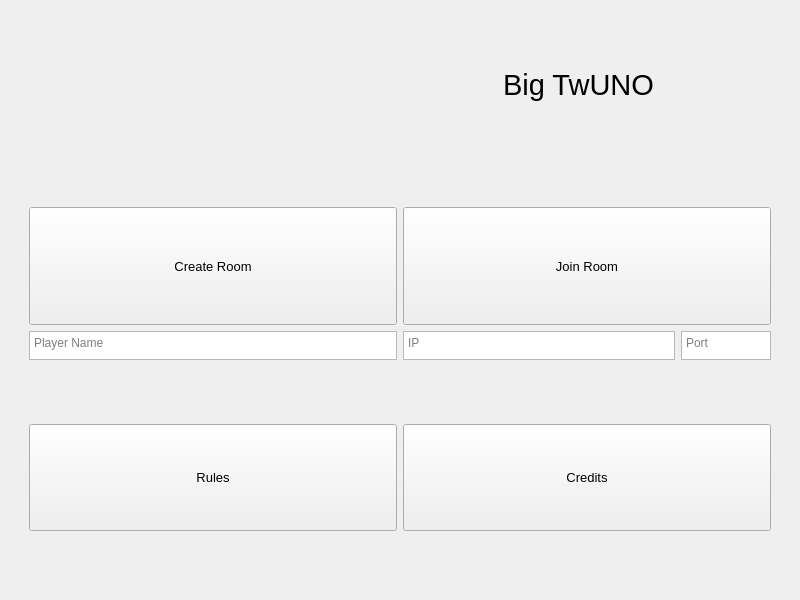
HarrisL2/QtBigTwo, file GraphicsScene/startingwindow.ui: the form before one commit.
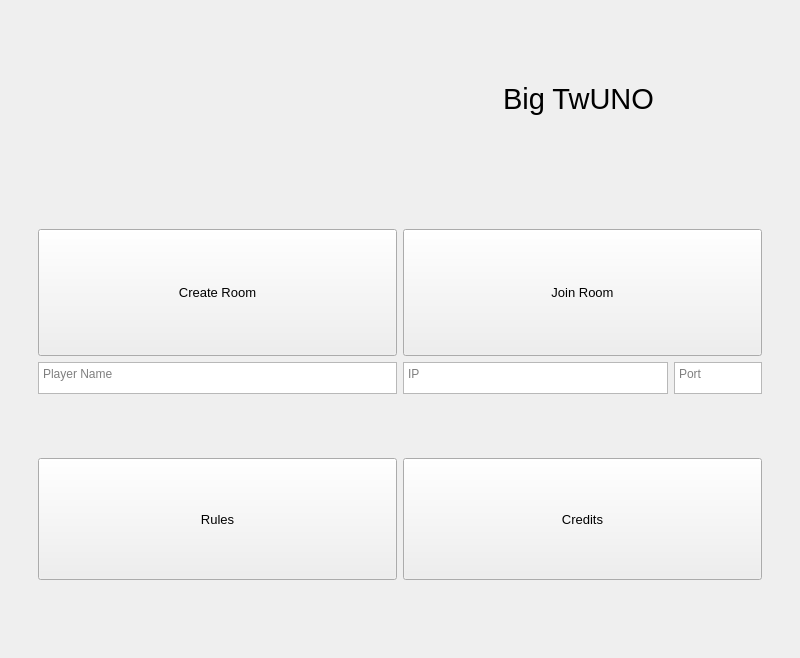
The form after the commit. Icons and pictures are not drawn.

```diff
--- a/GraphicsScene/startingwindow.ui
+++ b/GraphicsScene/startingwindow.ui
@@ -7,7 +7,7 @@
     <x>0</x>
     <y>0</y>
     <width>800</width>
-    <height>600</height>
+    <height>658</height>
    </rect>
   </property>
   <property name="windowTitle">
@@ -18,6 +18,10 @@
   </property>
   <layout class="QVBoxLayout" name="verticalLayout_2">
    <item>
+    <widget class="QStackedWidget" name="stackedWidget">
+     <widget class="QWidget" name="Main">
+      <layout class="QVBoxLayout" name="verticalLayout_16">
+       <item>
     <widget class="QWidget" name="verticalWidget" native="true">
      <layout class="QVBoxLayout" name="verticalLayout">
       <item>
@@ -111,7 +115,7 @@
          <item>
           <layout class="QVBoxLayout" name="verticalLayout_3">
            <item>
-            <widget class="QWidget" name="verticalWidget" native="true">
+                <widget class="QWidget" name="verticalWidget_2" native="true">
              <property name="sizePolicy">
               <sizepolicy hsizetype="Preferred" vsizetype="Preferred">
                <horstretch>0</horstretch>
@@ -190,7 +194,7 @@
          <item>
           <layout class="QVBoxLayout" name="verticalLayout_4">
            <item>
-            <widget class="QWidget" name="verticalWidget" native="true">
+                <widget class="QWidget" name="verticalWidget_5" native="true">
              <property name="sizePolicy">
               <sizepolicy hsizetype="Preferred" vsizetype="Preferred">
                <horstretch>0</horstretch>
@@ -219,7 +223,7 @@
             </widget>
            </item>
            <item>
-            <widget class="QWidget" name="horizontalWidget_3" native="true">
+                <widget class="QWidget" name="horizontalWidget_9" native="true">
              <property name="sizePolicy">
               <sizepolicy hsizetype="Preferred" vsizetype="Preferred">
                <horstretch>0</horstretch>
@@ -286,14 +290,14 @@
        </widget>
       </item>
       <item>
-       <widget class="QWidget" name="horizontalWidget" native="true">
+           <widget class="QWidget" name="horizontalWidget_10" native="true">
         <property name="sizePolicy">
          <sizepolicy hsizetype="Preferred" vsizetype="Preferred">
           <horstretch>0</horstretch>
           <verstretch>45</verstretch>
          </sizepolicy>
         </property>
-        <layout class="QHBoxLayout" name="horizontalLayout">
+            <layout class="QHBoxLayout" name="horizontalLayout_11">
          <item>
           <layout class="QVBoxLayout" name="verticalLayout_6">
            <item>
@@ -406,6 +410,18 @@
        </widget>
       </item>
      </layout>
+        </widget>
+       </item>
+      </layout>
+     </widget>
+     <widget class="QWidget" name="page_6">
+      <layout class="QVBoxLayout" name="verticalLayout_17">
+       <item>
+        <widget class="QGraphicsView" name="graphicsView"/>
+       </item>
+      </layout>
+     </widget>
+     <widget class="QWidget" name="page"/>
     </widget>
    </item>
   </layout>
```
Lines whose indentation alone changed are shown as unchanged.
